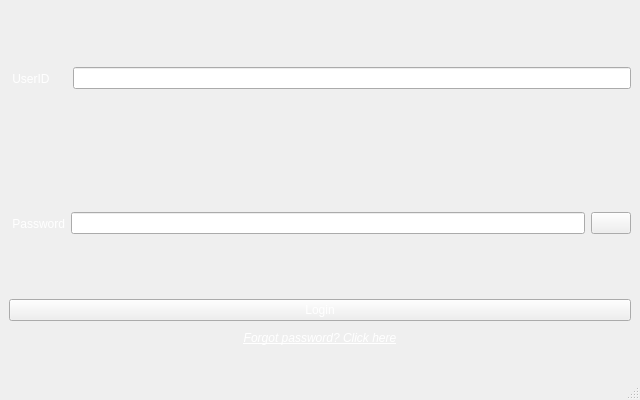
Old version of the form loginwindow.ui in the repository Vertin0329/LibrarySystem.
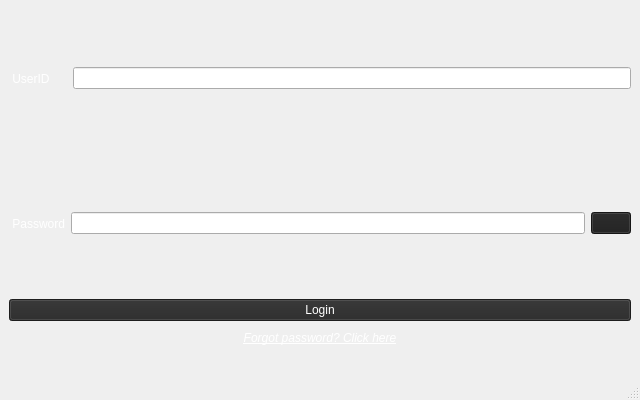
New version of the form.

What changed in the file:
```diff
--- a/loginwindow.ui
+++ b/loginwindow.ui
@@ -111,6 +111,9 @@
         </item>
         <item>
          <widget class="QPushButton" name="pushButton">
+          <property name="styleSheet">
+           <string notr="true">background-color: rgb(31, 31, 31);</string>
+          </property>
           <property name="text">
            <string/>
           </property>
@@ -129,6 +132,9 @@
         <property name="cursor">
          <cursorShape>PointingHandCursor</cursorShape>
         </property>
+        <property name="styleSheet">
+         <string notr="true">background-color: rgb(40, 40, 40);</string>
+        </property>
         <property name="text">
          <string>Login</string>
         </property>
```
Left out of the diff: 19 changed lines with no effect on the pictures.
